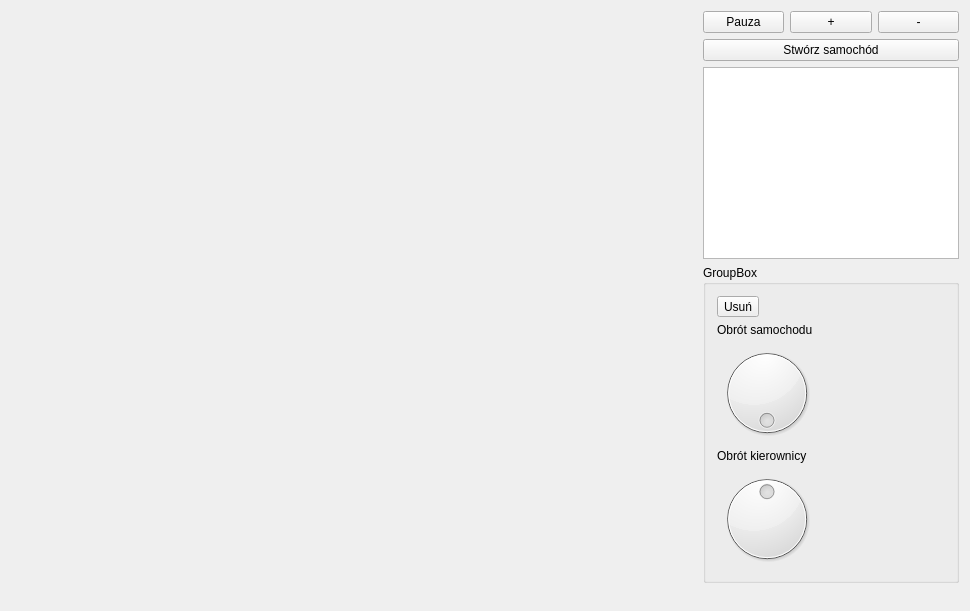
First picture: the form in hacts-gui/mainwindow.ui, repository hacts-app/hacts, before the edit.
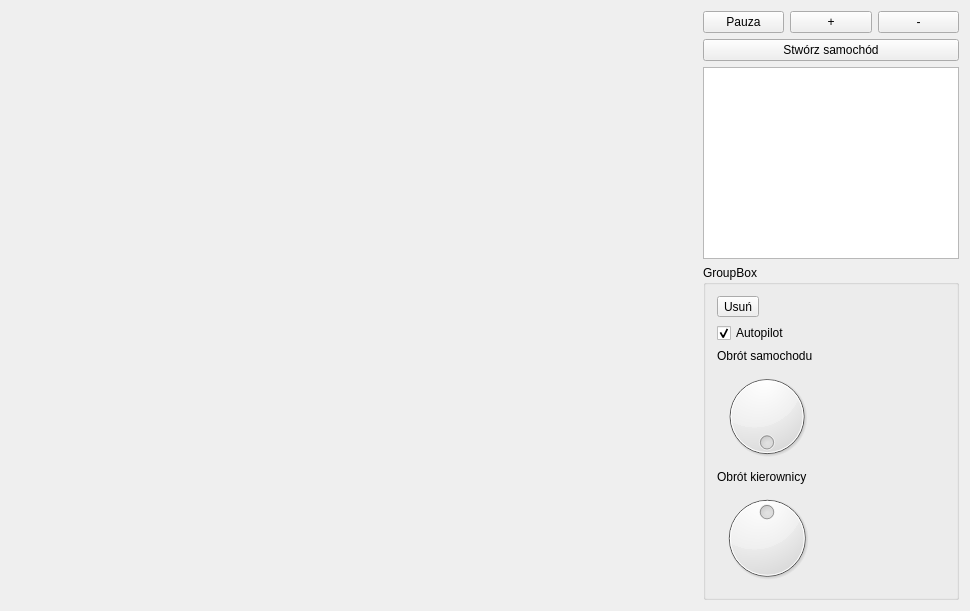
Second picture: the form after the edit.

The edit to the form file:
```diff
--- a/hacts-gui/mainwindow.ui
+++ b/hacts-gui/mainwindow.ui
@@ -125,7 +125,7 @@
            </property>
           </widget>
          </item>
-         <item row="2" column="0">
+         <item row="3" column="0">
           <widget class="QDial" name="dial">
            <property name="sizePolicy">
             <sizepolicy hsizetype="Preferred" vsizetype="Maximum">
@@ -147,21 +147,21 @@
            </property>
           </widget>
          </item>
-         <item row="1" column="0">
+         <item row="2" column="0">
           <widget class="QLabel" name="label">
            <property name="text">
             <string>Obrót samochodu</string>
            </property>
           </widget>
          </item>
-         <item row="3" column="0">
+         <item row="4" column="0">
           <widget class="QLabel" name="label_2">
            <property name="text">
             <string>Obrót kierownicy</string>
            </property>
           </widget>
          </item>
-         <item row="4" column="0">
+         <item row="5" column="0">
           <widget class="QDial" name="steeringWheelDial">
            <property name="maximum">
             <number>10000</number>
@@ -174,6 +174,16 @@
            </property>
           </widget>
          </item>
+         <item row="1" column="0">
+          <widget class="QCheckBox" name="autoPilotCheckBox">
+           <property name="text">
+            <string>Autopilot</string>
+           </property>
+           <property name="checked">
+            <bool>true</bool>
+           </property>
+          </widget>
+         </item>
         </layout>
        </widget>
       </item>
```
